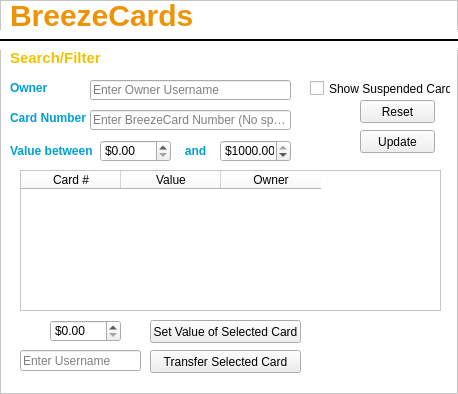
The window that app/ui/breezeCardManagement.ui (alishan-kaisani/CS4400-GUI) describes before a commit, drawn with Qt 5.
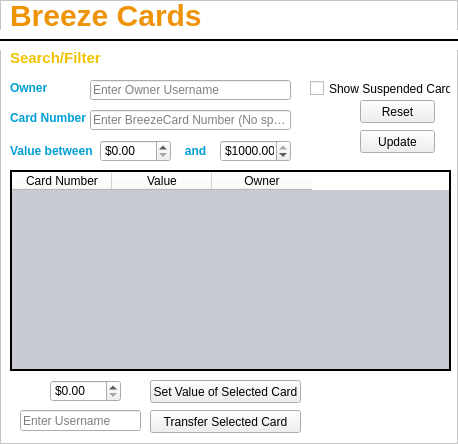
The same window after the commit. Icons and pictures are not drawn.

```diff
--- a/app/ui/breezeCardManagement.ui
+++ b/app/ui/breezeCardManagement.ui
@@ -7,7 +7,7 @@
     <x>0</x>
     <y>0</y>
     <width>458</width>
-    <height>394</height>
+    <height>444</height>
    </rect>
   </property>
   <property name="windowTitle">
@@ -57,37 +57,12 @@
     <string>Show Suspended Cards</string>
    </property>
   </widget>
-  <widget class="QTableWidget" name="tableWidget">
-   <property name="geometry">
-    <rect>
-     <x>20</x>
-     <y>170</y>
-     <width>421</width>
-     <height>141</height>
-    </rect>
-   </property>
-   <column>
-    <property name="text">
-     <string>Card #</string>
-    </property>
-   </column>
-   <column>
-    <property name="text">
-     <string>Value</string>
-    </property>
-   </column>
-   <column>
-    <property name="text">
-     <string>Owner</string>
-    </property>
-   </column>
-  </widget>
   <widget class="QLabel" name="frameLabelTop">
    <property name="geometry">
     <rect>
      <x>10</x>
      <y>0</y>
-     <width>191</width>
+     <width>201</width>
      <height>31</height>
     </rect>
    </property>
@@ -105,7 +80,7 @@
     <string notr="true">#frameLabelTop {background-color: transparent}</string>
    </property>
    <property name="text">
-    <string>BreezeCards</string>
+    <string>Breeze Cards</string>
    </property>
   </widget>
   <widget class="QPushButton" name="resetButton">
@@ -193,7 +168,7 @@
    <property name="geometry">
     <rect>
      <x>150</x>
-     <y>320</y>
+     <y>380</y>
      <width>151</width>
      <height>23</height>
     </rect>
@@ -206,7 +181,7 @@
    <property name="geometry">
     <rect>
      <x>150</x>
-     <y>350</y>
+     <y>410</y>
      <width>151</width>
      <height>23</height>
     </rect>
@@ -293,7 +268,7 @@
    <property name="geometry">
     <rect>
      <x>20</x>
-     <y>350</y>
+     <y>410</y>
      <width>121</width>
      <height>21</height>
     </rect>
@@ -306,7 +281,7 @@
    <property name="geometry">
     <rect>
      <x>50</x>
-     <y>320</y>
+     <y>380</y>
      <width>71</width>
      <height>22</height>
     </rect>
@@ -377,6 +352,76 @@
     <double>1000.000000000000000</double>
    </property>
   </widget>
+  <widget class="QTableWidget" name="tableWidget">
+   <property name="geometry">
+    <rect>
+     <x>10</x>
+     <y>170</y>
+     <width>441</width>
+     <height>201</height>
+    </rect>
+   </property>
+   <property name="focusPolicy">
+    <enum>Qt::StrongFocus</enum>
+   </property>
+   <property name="autoFillBackground">
+    <bool>false</bool>
+   </property>
+   <property name="styleSheet">
+    <string notr="true">#tableWidget {background-color: #c8cbd1;}</string>
+   </property>
+   <property name="frameShape">
+    <enum>QFrame::WinPanel</enum>
+   </property>
+   <property name="frameShadow">
+    <enum>QFrame::Plain</enum>
+   </property>
+   <property name="sizeAdjustPolicy">
+    <enum>QAbstractScrollArea::AdjustToContents</enum>
+   </property>
+   <property name="editTriggers">
+    <set>QAbstractItemView::NoEditTriggers</set>
+   </property>
+   <property name="alternatingRowColors">
+    <bool>true</bool>
+   </property>
+   <property name="selectionMode">
+    <enum>QAbstractItemView::SingleSelection</enum>
+   </property>
+   <property name="selectionBehavior">
+    <enum>QAbstractItemView::SelectRows</enum>
+   </property>
+   <property name="sortingEnabled">
+    <bool>true</bool>
+   </property>
+   <property name="columnCount">
+    <number>3</number>
+   </property>
+   <attribute name="horizontalHeaderCascadingSectionResizes">
+    <bool>false</bool>
+   </attribute>
+   <attribute name="horizontalHeaderStretchLastSection">
+    <bool>false</bool>
+   </attribute>
+   <attribute name="verticalHeaderVisible">
+    <bool>false</bool>
+   </attribute>
+   <column>
+    <property name="text">
+     <string>Card Number</string>
+    </property>
+   </column>
+   <column>
+    <property name="text">
+     <string>Value</string>
+    </property>
+   </column>
+   <column>
+    <property name="text">
+     <string>Owner</string>
+    </property>
+   </column>
+  </widget>
  </widget>
  <resources>
   <include location="../qtResources.qrc"/>
```
